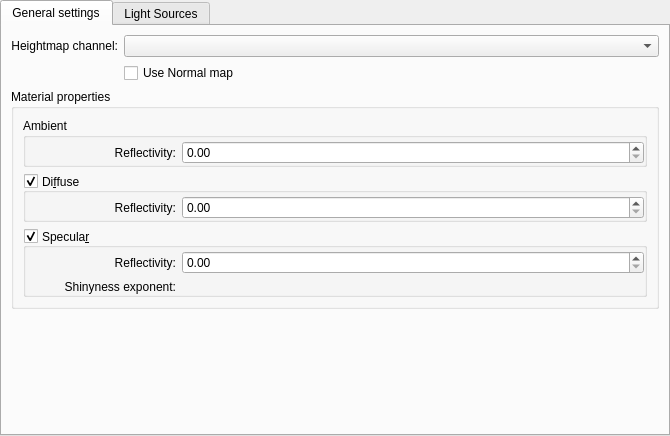
First picture: the form in plugins/filters/phongbumpmap/wdgphongbumpmap.ui, repository KDE/krita, before the edit.
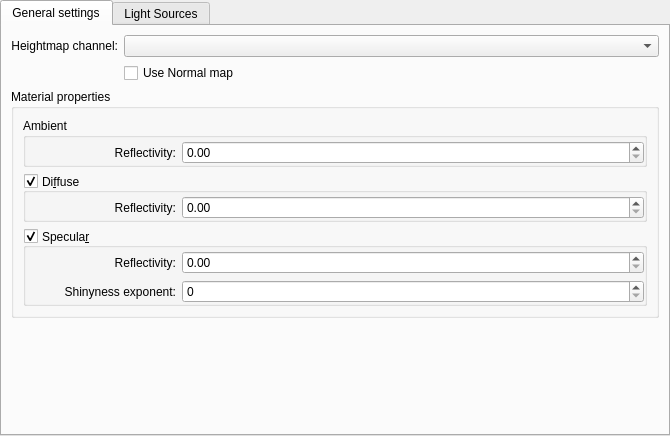
Second picture: the form after the edit. Custom widgets are drawn as their Qt base class.

Commit message:
ui: Fix Designer not rendering KisSliderSpinBox as QSpinBox
Part-of: <https://invent.kde.org/graphics/krita/-/merge_requests/1742>

The edit to the form file:
```diff
--- a/plugins/filters/phongbumpmap/wdgphongbumpmap.ui
+++ b/plugins/filters/phongbumpmap/wdgphongbumpmap.ui
@@ -838,7 +838,7 @@
   </customwidget>
   <customwidget>
    <class>KisSliderSpinBox</class>
-   <extends>QWidget</extends>
+   <extends>QSpinBox</extends>
    <header>kis_slider_spin_box.h</header>
    <container>1</container>
   </customwidget>
```
The commit also changes 45 other files.
